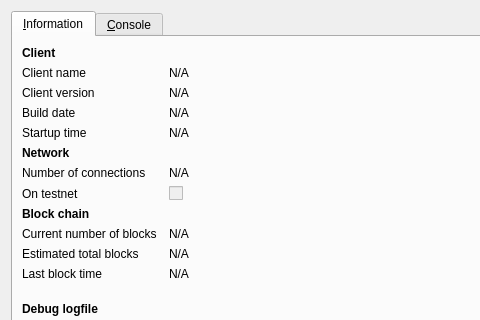
The window that src/qt/forms/rpcconsole.ui (PaycoinFoundation/paycoin) describes before a commit, drawn with Qt 5; both pictures show x 0 to 480 and y 0 to 320 of the 740 by 450 pixel window.
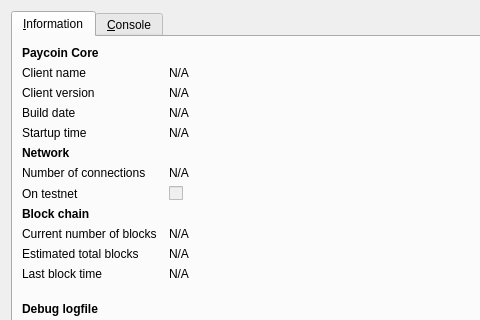
The same window after the commit. Icons and pictures are not drawn.

Commit message:
Change Window title to "Paycoin - Wallet" / misc related renames
- this helps user to not think our Client is called “Paycoin Wallet"
- change "Bitcoin debug window" to “Paycoin - Debug window"
- change "Client" in debug Window to “Paycoin Core"

The edit to the form file:
```diff
--- a/src/qt/forms/rpcconsole.ui
+++ b/src/qt/forms/rpcconsole.ui
@@ -36,7 +36,7 @@
           </font>
          </property>
          <property name="text">
-          <string>Client</string>
+          <string>Paycoin Core</string>
          </property>
         </widget>
        </item>
```
Left out of the diff: 2 changed lines with no effect on the pictures. The commit also changes 1 other file.
